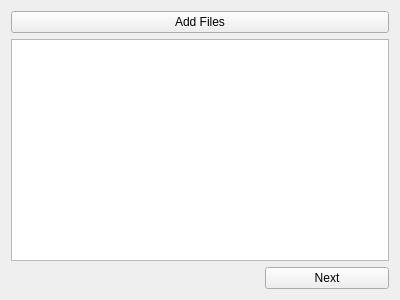
First picture: the form in startwidget.ui, repository LuisHsu/HDRI-Project, before the edit.
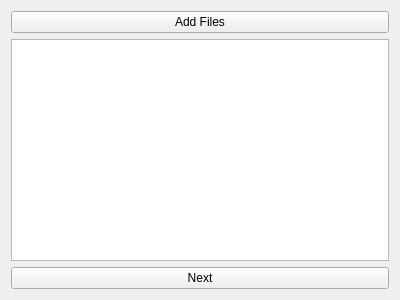
Second picture: the form after the edit.

The edit to the form file:
```diff
--- a/startwidget.ui
+++ b/startwidget.ui
@@ -14,13 +14,6 @@
    <string>Form</string>
   </property>
   <layout class="QGridLayout" name="gridLayout" columnstretch="2,1">
-   <item row="2" column="1">
-    <widget class="QPushButton" name="nextButton">
-     <property name="text">
-      <string>Next</string>
-     </property>
-    </widget>
-   </item>
    <item row="1" column="0" colspan="2">
     <widget class="QScrollArea" name="scrollArea">
      <property name="widgetResizable">
@@ -49,6 +42,13 @@
      </property>
     </widget>
    </item>
+   <item row="2" column="0" colspan="2">
+    <widget class="QPushButton" name="nextButton">
+     <property name="text">
+      <string>Next</string>
+     </property>
+    </widget>
+   </item>
   </layout>
  </widget>
  <resources/>
```
Left out of the diff: 2 changed lines with no effect on the pictures.
